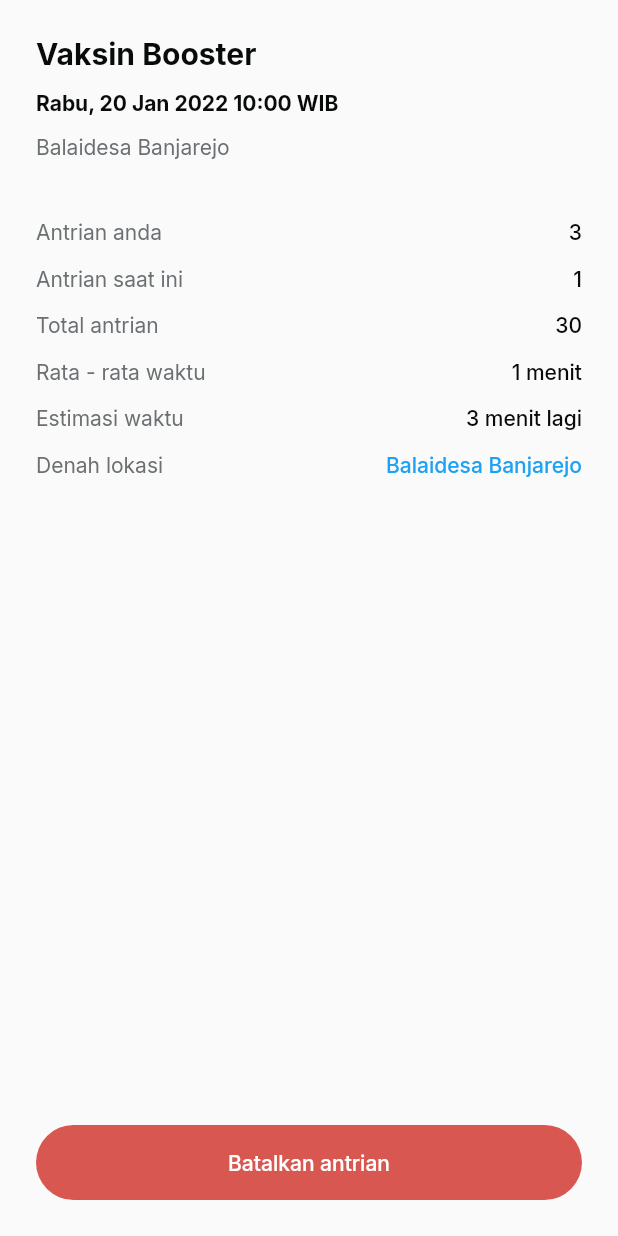
After one commit to tobiaditia/antrian, a Flutter app: the EventDetailView screen opened by its route, on a phone screen of 412 x 824 dp. The commit adds this screen. Run offline on Flutter 3.47's test engine with Material 2 defaults, Android fonts, the phone set to English and light mode, and no system bars; our stand-ins replace get, google_fonts.

Commit message:
detail event

```diff
--- a/lib/app/modules/event/views/event_view.dart
+++ b/lib/app/modules/event/views/event_view.dart
@@ -1,4 +1,5 @@
 import 'package:antrian/app/constants/theme.dart';
+import 'package:antrian/app/routes/app_pages.dart';
 import 'package:antrian/app/widgets/card.dart';
 import 'package:flutter/material.dart';
 
@@ -42,7 +43,7 @@ class EventView extends GetView<EventController> {
                                 controller.jenisAcara.indexOf(e),
                             onSelected: (bool selected) {
                               if (selected) {
-                                controller.selectedChoiceChip.value ==
+                                controller.selectedChoiceChip.value =
                                     controller.jenisAcara.indexOf(e);
                               }
                             },
@@ -52,14 +53,21 @@ class EventView extends GetView<EventController> {
                     ),
                   ),
                 ),
-                const SizedBox(height: 24,),
+                const SizedBox(
+                  height: 24,
+                ),
+                GestureDetector(
+                    onTap: () => Get.toNamed(Routes.EVENT_DETAIL),
+                    child: card()),
+                const SizedBox(
+                  height: 12,
+                ),
                 card(),
-                const SizedBox(height: 12,),
-                card(),
-                const SizedBox(height: 12,),
+                const SizedBox(
+                  height: 12,
+                ),
                 card(),
               ],
-
             ),
           ),
         ),
--- /dev/null
+++ b/lib/app/modules/event_detail/bindings/event_detail_binding.dart
@@ -0,0 +1,12 @@
+import 'package:get/get.dart';
+
+import '../controllers/event_detail_controller.dart';
+
+class EventDetailBinding extends Bindings {
+  @override
+  void dependencies() {
+    Get.lazyPut<EventDetailController>(
+      () => EventDetailController(),
+    );
+  }
+}
--- /dev/null
+++ b/lib/app/modules/event_detail/controllers/event_detail_controller.dart
@@ -0,0 +1,20 @@
+import 'package:get/get.dart';
+
+class EventDetailController extends GetxController {
+  //TODO: Implement EventDetailController
+
+  final count = 0.obs;
+  @override
+  void onInit() {
+    super.onInit();
+  }
+
+  @override
+  void onReady() {
+    super.onReady();
+  }
+
+  @override
+  void onClose() {}
+  void increment() => count.value++;
+}
--- /dev/null
+++ b/lib/app/modules/event_detail/views/event_detail_view.dart
@@ -0,0 +1,159 @@
+import 'package:antrian/app/constants/theme.dart';
+import 'package:antrian/app/widgets/button.dart';
+import 'package:flutter/material.dart';
+
+import 'package:get/get.dart';
+
+import '../controllers/event_detail_controller.dart';
+
+class EventDetailView extends GetView<EventDetailController> {
+  @override
+  Widget build(BuildContext context) {
+    return Scaffold(
+      bottomSheet: Container(
+          margin: EdgeInsets.all(margin),
+          child: buttonBottom(colorComponentRed, "Batalkan antrian")),
+      body: SafeArea(
+        child: SingleChildScrollView(
+          child: Container(
+            margin: EdgeInsets.symmetric(horizontal: margin),
+            child: Column(
+              crossAxisAlignment: CrossAxisAlignment.start,
+              children: [
+                const SizedBox(
+                  height: 24,
+                ),
+                Column(
+                  crossAxisAlignment: CrossAxisAlignment.start,
+                  children: [
+                    Text(
+                      "Vaksin Booster",
+                      style: gFontInterBlackBold.copyWith(fontSize: 20),
+                    ),
+                    const SizedBox(
+                      height: 12,
+                    ),
+                    Text(
+                      "Rabu, 20 Jan 2022 10:00 WIB",
+                      style: gFontInterBlackBold.copyWith(fontSize: 14),
+                    ),
+                    const SizedBox(
+                      height: 12,
+                    ),
+                    Text(
+                      "Balaidesa Banjarejo",
+                      style: gFontInterGrayRegular.copyWith(fontSize: 14),
+                    ),
+                  ],
+                ),
+                const SizedBox(
+                  height: 40,
+                ),
+                Column(
+                  children: [
+                    Row(
+                      mainAxisAlignment: MainAxisAlignment.spaceBetween,
+                      children: [
+                        Text(
+                          "Antrian anda",
+                          style: gFontInterGrayRegular.copyWith(fontSize: 14),
+                        ),
+                        Text(
+                          "3",
+                          style: gFontInterBlackMedium.copyWith(fontSize: 14),
+                        )
+                      ],
+                    ),
+                    const SizedBox(
+                      height: 14,
+                    ),
+                    Row(
+                      mainAxisAlignment: MainAxisAlignment.spaceBetween,
+                      children: [
+                        Text(
+                          "Antrian saat ini",
+                          style: gFontInterGrayRegular.copyWith(fontSize: 14),
+                        ),
+                        Text(
+                          "1",
+                          style: gFontInterBlackMedium.copyWith(fontSize: 14),
+                        )
+                      ],
+                    ),
+                    const SizedBox(
+                      height: 14,
+                    ),
+                    Row(
+                      mainAxisAlignment: MainAxisAlignment.spaceBetween,
+                      children: [
+                        Text(
+                          "Total antrian",
+                          style: gFontInterGrayRegular.copyWith(fontSize: 14),
+                        ),
+                        Text(
+                          "30",
+                          style: gFontInterBlackMedium.copyWith(fontSize: 14),
+                        )
+                      ],
+                    ),
+                    const SizedBox(
+                      height: 14,
+                    ),
+                    Row(
+                      mainAxisAlignment: MainAxisAlignment.spaceBetween,
+                      children: [
+                        Text(
+                          "Rata - rata waktu",
+                          style: gFontInterGrayRegular.copyWith(fontSize: 14),
+                        ),
+                        Text(
+                          "1 menit",
+                          style: gFontInterBlackMedium.copyWith(fontSize: 14),
+                        )
+                      ],
+                    ),
+                    const SizedBox(
+                      height: 14,
+                    ),
+                    Row(
+                      mainAxisAlignment: MainAxisAlignment.spaceBetween,
+                      children: [
+                        Text(
+                          "Estimasi waktu",
+                          style: gFontInterGrayRegular.copyWith(fontSize: 14),
+                        ),
+                        Text(
+                          "3 menit lagi",
+                          style: gFontInterBlackMedium.copyWith(fontSize: 14),
+                        )
+                      ],
+                    ),
+                    const SizedBox(
+                      height: 14,
+                    ),
+                    Row(
+                      mainAxisAlignment: MainAxisAlignment.spaceBetween,
+                      children: [
+                        Text(
+                          "Denah lokasi",
+                          style: gFontInterGrayRegular.copyWith(fontSize: 14),
+                        ),
+                        Text(
+                          "Balaidesa Banjarejo",
+                          style: gFontInterBlueMedium.copyWith(fontSize: 14),
+                        )
+                      ],
+                    ),
+                    const SizedBox(
+                      height: 14,
+                    ),
+                  ],
+                )
+              ],
+            ),
+          ),
+        ),
+      ),
+    );
+  }
+}
--- a/lib/app/routes/app_pages.dart
+++ b/lib/app/routes/app_pages.dart
@@ -2,6 +2,8 @@ import 'package:get/get.dart';
 
 import '../modules/event/bindings/event_binding.dart';
 import '../modules/event/views/event_view.dart';
+import '../modules/event_detail/bindings/event_detail_binding.dart';
+import '../modules/event_detail/views/event_detail_view.dart';
 import '../modules/home/bindings/home_binding.dart';
 import '../modules/home/views/home_view.dart';
 import '../modules/index/bindings/index_binding.dart';
@@ -37,5 +39,10 @@ class AppPages {
       page: () => ProfilView(),
       binding: ProfilBinding(),
     ),
+    GetPage(
+      name: _Paths.EVENT_DETAIL,
+      page: () => EventDetailView(),
+      binding: EventDetailBinding(),
+    ),
   ];
 }
--- a/lib/app/routes/app_routes.dart
+++ b/lib/app/routes/app_routes.dart
@@ -7,6 +7,7 @@ abstract class Routes {
   static const INDEX = _Paths.INDEX;
   static const EVENT = _Paths.EVENT;
   static const PROFIL = _Paths.PROFIL;
+  static const EVENT_DETAIL = _Paths.EVENT_DETAIL;
 }
 
 abstract class _Paths {
@@ -15,4 +16,5 @@ abstract class _Paths {
   static const INDEX = '/index';
   static const EVENT = '/event';
   static const PROFIL = '/profil';
+  static const EVENT_DETAIL = '/event-detail';
 }
--- /dev/null
+++ b/lib/app/widgets/button.dart
@@ -0,0 +1,19 @@
+import 'package:antrian/app/constants/theme.dart';
+import 'package:flutter/material.dart';
+
+Widget buttonBottom(Color color,String text) {
+  return Container(
+    width: double.infinity,
+    height: 50,
+    decoration: BoxDecoration(
+      color: color,
+      borderRadius: BorderRadius.circular(40),
+    ),
+    child: Center(
+      child: Text(
+        text,
+        style: gFontInterWhiteMedium.copyWith(fontSize: 14),
+      ),
+    ),
+  );
+}
--- a/lib/app/widgets/card.dart
+++ b/lib/app/widgets/card.dart
@@ -2,8 +2,7 @@ import 'package:antrian/app/constants/theme.dart';
 import 'package:flutter/material.dart';
 
 Widget card() {
-  return Container(
-    child: Row(children: [
+  return Row(children: [
     CircleAvatar(
       backgroundImage: const AssetImage('assets/images/events/event1.jpg'),
       radius: 25,
@@ -71,6 +70,5 @@ Widget card() {
         ),
       ],
     )
-    ]),
-  );
+  ]);
 }
```
Lines whose indentation alone changed are shown as unchanged.
